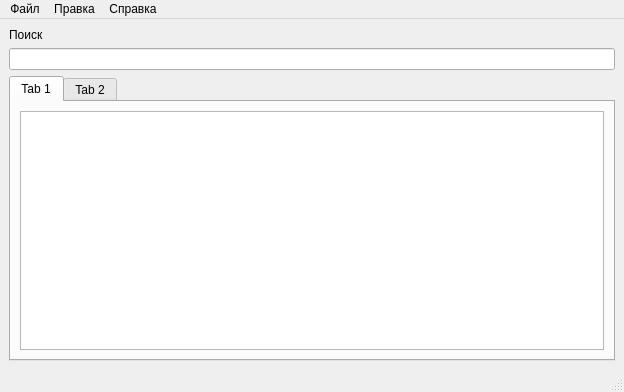
This is mainwindow.ui in ZoomEXE/AWUpdate as Qt 5 draws it before an edit. The edited form follows.
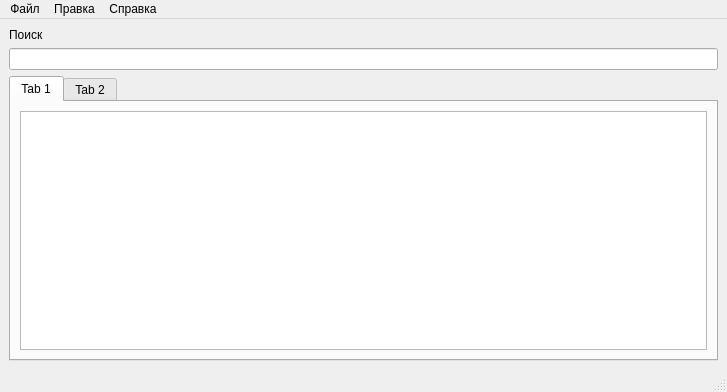
This is the edited form.

What changed in the file:
```diff
--- a/mainwindow.ui
+++ b/mainwindow.ui
@@ -6,10 +6,22 @@
    <rect>
     <x>0</x>
     <y>0</y>
-    <width>624</width>
+    <width>727</width>
     <height>392</height>
    </rect>
   </property>
+  <property name="minimumSize">
+   <size>
+    <width>727</width>
+    <height>0</height>
+   </size>
+  </property>
+  <property name="maximumSize">
+   <size>
+    <width>728</width>
+    <height>16777215</height>
+   </size>
+  </property>
   <property name="windowTitle">
    <string>MainWindow</string>
   </property>
@@ -67,8 +79,8 @@
     <rect>
      <x>0</x>
      <y>0</y>
-     <width>624</width>
-     <height>24</height>
+     <width>727</width>
+     <height>23</height>
     </rect>
    </property>
    <widget class="QMenu" name="menu">
```
